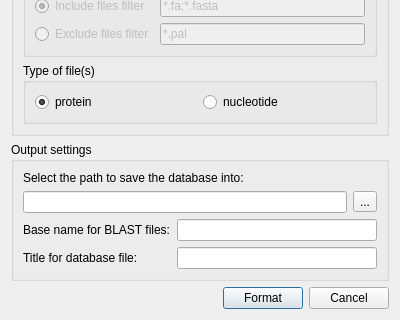
Above: src/plugins/external_tool_support/src/ui/FormatDBSupportRunDialog.ui from violethaze74/ugene before the change; both pictures show x 0 to 400 and y 182 to 502 of the 400 by 502 pixel window. Below: the same form after it.
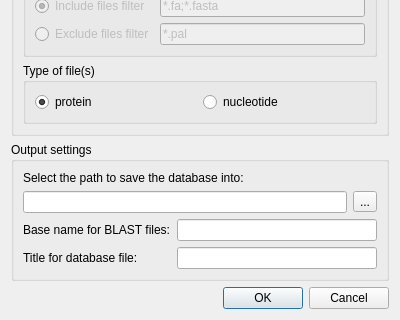
That is the form after the change.

Commit message: Help system for all dialogs, UI improvements for all dialogs.

Patch:
```diff
--- a/src/plugins/external_tool_support/src/ui/FormatDBSupportRunDialog.ui
+++ b/src/plugins/external_tool_support/src/ui/FormatDBSupportRunDialog.ui
@@ -215,35 +215,11 @@
     </widget>
    </item>
    <item>
-    <layout class="QHBoxLayout" name="horizontalLayout_4">
-     <item>
-      <spacer name="horizontalSpacer">
-       <property name="orientation">
-        <enum>Qt::Horizontal</enum>
-       </property>
-       <property name="sizeHint" stdset="0">
-        <size>
-         <width>40</width>
-         <height>20</height>
-        </size>
-       </property>
-      </spacer>
-     </item>
-     <item>
-      <widget class="QPushButton" name="formatButton">
-       <property name="text">
-        <string>Format</string>
-       </property>
-      </widget>
-     </item>
-     <item>
-      <widget class="QPushButton" name="cancelButton">
-       <property name="text">
-        <string>Cancel</string>
-       </property>
-      </widget>
-     </item>
-    </layout>
+    <widget class="QDialogButtonBox" name="buttonBox">
+     <property name="standardButtons">
+      <set>QDialogButtonBox::Cancel|QDialogButtonBox::Ok</set>
+     </property>
+    </widget>
    </item>
   </layout>
  </widget>
```
The commit also changes 309 other files.
